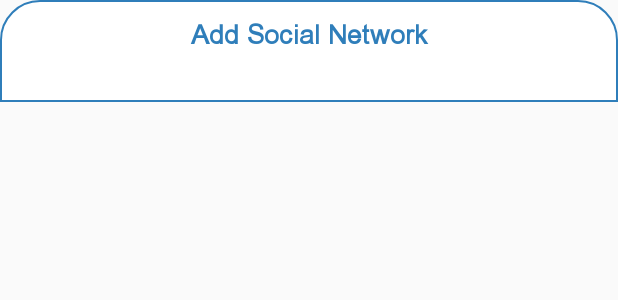
After one commit to ThiemJson/Android-ScanToShare, an Android app: the layout bottom_sheet.xml on its own in the app's theme, with its tools: preview values and no code run, on a phone screen of 412 x 824 dp. The commit adds this screen. Shown: the top 300 px of the screen. Run offline under Robolectric (Android 15) with nearby library versions, the phone set to English and light mode, and no system bars.

Commit message:
Using recycle view in bottom sheet

```diff
--- a/app/src/main/java/teneocto/thiemjason/tlu_connect/register/RegisterAdapter.java
+++ b/app/src/main/java/teneocto/thiemjason/tlu_connect/adapter/RegisterAdapter.java
@@ -1,8 +1,6 @@
-package teneocto.thiemjason.tlu_connect.register;
+package teneocto.thiemjason.tlu_connect.adapter;
 
 import android.content.Context;
-import android.service.autofill.TextValueSanitizer;
-import android.text.Layout;
 import android.util.Log;
 import android.view.LayoutInflater;
 import android.view.View;
@@ -17,7 +15,6 @@ import java.util.ArrayList;
 
 import teneocto.thiemjason.tlu_connect.R;
 import teneocto.thiemjason.tlu_connect.models.SocialNetwork;
-import teneocto.thiemjason.tlu_connect.recycleview.SocialRecVAdapter;
 
 public class RegisterAdapter extends RecyclerView.Adapter<RegisterAdapter.ViewHolder> {
     OnItemClickListener onItemClickListener;
@@ -45,7 +42,6 @@ public class RegisterAdapter extends RecyclerView.Adapter<RegisterAdapter.ViewHo
 
     @Override
     public int getItemCount() {
-        Log.i("==>COUNT", "" + socialNetworks.size());
         return socialNetworks.size();
     }
 
--- a/app/src/main/java/teneocto/thiemjason/tlu_connect/recycleview/SocialRecVAdapter.java
+++ b/app/src/main/java/teneocto/thiemjason/tlu_connect/adapter/SocialRecVAdapter.java
@@ -1,13 +1,11 @@
-package teneocto.thiemjason.tlu_connect.recycleview;
+package teneocto.thiemjason.tlu_connect.adapter;
 import android.content.Context;
-import android.media.Image;
 import android.view.LayoutInflater;
 import android.view.View;
 import android.view.ViewGroup;
 import android.widget.ImageView;
 
 import androidx.annotation.NonNull;
-import androidx.lifecycle.ViewModel;
 import androidx.recyclerview.widget.RecyclerView;
 
 import teneocto.thiemjason.tlu_connect.R;
--- a/app/src/main/java/teneocto/thiemjason/tlu_connect/recycleview/SocialRecycleView.java
+++ b/app/src/main/java/teneocto/thiemjason/tlu_connect/recycleview/SocialRecycleView.java
@@ -1,20 +1,18 @@
 package teneocto.thiemjason.tlu_connect.recycleview;
 
 import androidx.appcompat.app.AppCompatActivity;
-import androidx.lifecycle.ViewModel;
 import androidx.recyclerview.widget.LinearLayoutManager;
 import androidx.recyclerview.widget.RecyclerView;
 
 import android.os.Bundle;
 import android.view.View;
-import android.widget.ImageView;
-import android.widget.LinearLayout;
 import android.widget.Toast;
 
 import com.google.android.material.bottomsheet.BottomSheetDialog;
 import com.google.android.material.floatingactionbutton.FloatingActionButton;
 
 import teneocto.thiemjason.tlu_connect.R;
+import teneocto.thiemjason.tlu_connect.adapter.SocialRecVAdapter;
 
 public class SocialRecycleView extends AppCompatActivity {
     RecyclerView recyclerView;
--- a/app/src/main/res/layout/action_sheet_item.xml
+++ b/app/src/main/res/layout/action_sheet_item.xml
@@ -10,7 +10,7 @@
 
 
     <ImageView
-        android:id="@+id/list_item_logo"
+        android:id="@+id/action_item_logo"
         android:layout_width="wrap_content"
         android:layout_height="35dp"
         android:layout_gravity="center"
@@ -21,6 +21,7 @@
         app:srcCompat="@drawable/facebook" />
 
     <TextView
+        android:id="@+id/action_item_name"
         android:layout_width="match_parent"
         android:layout_height="wrap_content"
         android:layout_gravity="center"
--- /dev/null
+++ b/app/src/main/res/layout/bottom_sheet.xml
@@ -0,0 +1,31 @@
+<?xml version="1.0" encoding="utf-8"?>
+
+<LinearLayout xmlns:android="http://schemas.android.com/apk/res/android"
+    xmlns:app="http://schemas.android.com/apk/res-auto"
+    android:id="@+id/bottom_sheet_container"
+    android:layout_width="match_parent"
+    android:layout_height="wrap_content"
+    android:background="@drawable/action_sheet_background"
+    android:orientation="vertical"
+    android:padding="10dp">
+
+    <TextView
+        android:id="@+id/bottom_sheet_text"
+        android:layout_width="match_parent"
+        android:layout_height="wrap_content"
+        android:text="Add Social Network"
+        android:textAlignment="center"
+        android:textColor="@color/blue_primary"
+        android:textSize="18dp"
+        android:textStyle="bold" />
+
+    <androidx.recyclerview.widget.RecyclerView
+        android:id="@+id/bottom_sheet_recycle_view"
+        android:layout_width="match_parent"
+        android:layout_height="0dp"
+        android:layout_margin="10dp"
+        app:layout_constraintEnd_toEndOf="parent"
+        app:layout_constraintStart_toStartOf="parent"
+        app:layout_constraintTop_toBottomOf="@+id/bottom_sheet_text"
+        app:layout_constraintVertical_bias="0.716" />
+</LinearLayout>
```
Also changed, not shown: app/src/main/java/teneocto/thiemjason/tlu_connect/adapter/BottomSheetAdapter.java (added, +78 -0 lines), app/src/main/java/teneocto/thiemjason/tlu_connect/bottomactionsheet/BottomSheetFragment.java (added, +68 -0 lines), app/src/main/java/teneocto/thiemjason/tlu_connect/models/BottomSheetItem.java (added, +27 -0 lines), app/src/main/java/teneocto/thiemjason/tlu_connect/register/RegisterSocialNetwork.java (+40 -3 lines).
